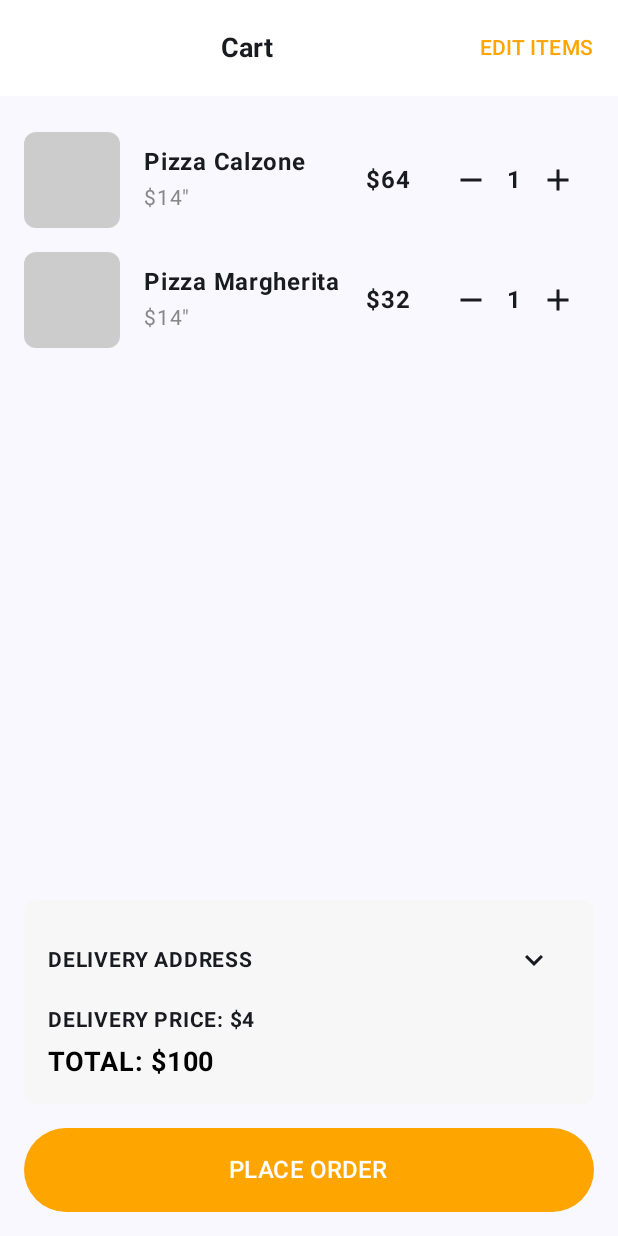
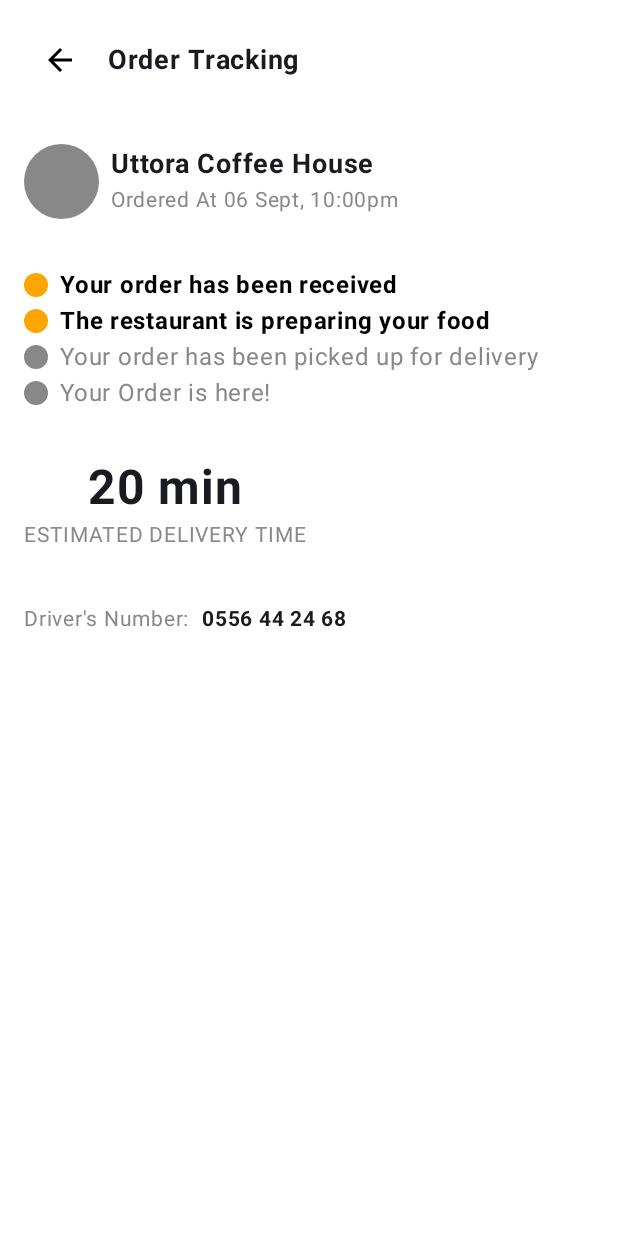
Before and after one commit to chemsou7876/Projet_TDM_frontend, an Android app built with Jetpack Compose: the screen it shows after launch (MainActivity), on a phone screen of 412 x 824 dp. Run offline under Robolectric (Android 15) with nearby library versions, the phone set to English and light mode, and no system bars.

Commit message:
Tracking almost done

```diff
--- a/app/build.gradle.kts
+++ b/app/build.gradle.kts
@@ -50,9 +50,10 @@ android {
 }
 
 dependencies {
-
+    implementation ("androidx.compose.material:material:1.x.x")
+    implementation ("androidx.compose.ui:ui-tooling:1.x.x")
+    implementation ("androidx.compose.ui:ui-tooling-preview:1.x.x")
     implementation ("androidx.compose.material:material-icons-extended:1.5.1")
-
     implementation(libs.androidx.core.ktx)
     implementation(libs.androidx.lifecycle.runtime.ktx)
     implementation(libs.androidx.activity.compose)
--- a/app/src/main/java/com/example/projet_tdm/MainActivity.kt
+++ b/app/src/main/java/com/example/projet_tdm/MainActivity.kt
@@ -9,25 +9,25 @@ import androidx.compose.material3.Scaffold
 import androidx.compose.runtime.Composable
 import androidx.compose.ui.Modifier
 import com.example.projet_tdm.ui.theme.Projet_TDMTheme
-import com.example.projet_tdm.ui.theme.Cart.MyCart
-
+import com.example.projet_tdm.ui.theme.Tracking.MyTracking
 
 class MainActivity : ComponentActivity() {
     override fun onCreate(savedInstanceState: Bundle?) {
         super.onCreate(savedInstanceState)
         setContent {
             Projet_TDMTheme {
-                Scaffold(modifier = Modifier.fillMaxSize()) { innerPadding ->
-                    MyCartScreen(
-                        modifier = Modifier.padding(innerPadding)
-                    )
-                }
+                MyTrackingScreen()
             }
         }
     }
 }
 
 @Composable
-fun MyCartScreen(modifier: Modifier = Modifier) {
-    MyCart()
+fun MyTrackingScreen() {
+    Scaffold(modifier = Modifier.fillMaxSize()) { padding ->
+        MyTracking(
+            modifier = Modifier.padding(padding),
+            onBackClick = { /* Logic for back navigation, e.g., finish() or navigation controller */ }
+        )
+    }
 }
--- /dev/null
+++ b/app/src/main/java/com/example/projet_tdm/ui/theme/Tracking/MyTracking.kt
@@ -0,0 +1,147 @@
+package com.example.projet_tdm.ui.theme.Tracking
+
+import androidx.compose.foundation.background
+import androidx.compose.foundation.layout.*
+import androidx.compose.foundation.shape.CircleShape
+import androidx.compose.material3.Icon
+import androidx.compose.material3.IconButton
+import androidx.compose.material3.Scaffold
+import androidx.compose.material3.Text
+import androidx.compose.material.icons.Icons
+import androidx.compose.material.icons.filled.ArrowBack
+import androidx.compose.runtime.Composable
+import androidx.compose.ui.Alignment
+import androidx.compose.ui.Modifier
+import androidx.compose.ui.graphics.Color
+import androidx.compose.ui.text.font.FontWeight
+import androidx.compose.ui.unit.dp
+import androidx.compose.ui.unit.sp
+
+@Composable
+fun MyTracking(modifier: Modifier = Modifier, onBackClick: () -> Unit) {
+    Scaffold(
+        topBar = {
+            Row(
+                modifier = Modifier
+                    .fillMaxWidth()
+                    .padding(16.dp),
+                verticalAlignment = Alignment.CenterVertically
+            ) {
+                IconButton(onClick = onBackClick) {
+                    Icon(
+                        imageVector = Icons.Default.ArrowBack,
+                        contentDescription = "Back",
+                        tint = Color.Black
+                    )
+                }
+                Text(
+                    text = "Order Tracking",
+                    fontSize = 18.sp,
+                    fontWeight = FontWeight.Bold,
+                    modifier = Modifier.padding(start = 8.dp)
+                )
+            }
+        },
+        modifier = modifier
+    ) { paddingValues ->
+        Column(
+            modifier = Modifier
+                .fillMaxSize()
+                .background(Color.White)
+                .padding(paddingValues)
+                .padding(16.dp)
+        ) {
+            // Restaurant Info
+            RestaurantInfo()
+
+            Spacer(modifier = Modifier.height(32.dp))
+
+            // Order Status
+            Column {
+                StatusItem("Your order has been received", isActive = true)
+                StatusItem("The restaurant is preparing your food", isActive = true)
+                StatusItem("Your order has been picked up for delivery", isActive = false)
+                StatusItem("Your Order is here!", isActive = false)
+            }
+
+            Spacer(modifier = Modifier.height(32.dp))
+
+            // Estimated Delivery Time
+            EstimatedDeliveryTime()
+
+            Spacer(modifier = Modifier.height(32.dp))
+
+            // Driver Info
+            DriverInfo()
+        }
+    }
+}
+
+@Composable
+fun RestaurantInfo() {
+    Row(verticalAlignment = Alignment.CenterVertically) {
+        Box(
+            modifier = Modifier
+                .size(50.dp)
+                .background(Color.Gray, shape = CircleShape)
+        )
+        Spacer(modifier = Modifier.width(8.dp))
+        Column {
+            Text("Uttora Coffee House", fontWeight = FontWeight.Bold, fontSize = 18.sp)
+            Text("Ordered At 06 Sept, 10:00pm", color = Color.Gray, fontSize = 14.sp)
+        }
+    }
+}
+
+@Composable
+fun StatusItem(text: String, isActive: Boolean) {
+    Row(verticalAlignment = Alignment.CenterVertically) {
+        Box(
+            modifier = Modifier
+                .size(16.dp)
+                .background(
+                    color = if (isActive) Color(0xFFFFA500) else Color.Gray,
+                    shape = CircleShape
+                )
+        )
+        Spacer(modifier = Modifier.width(8.dp))
+        Text(
+            text = text,
+            color = if (isActive) Color.Black else Color.Gray,
+            fontWeight = if (isActive) FontWeight.Bold else FontWeight.Normal
+        )
+    }
+}
+
+@Composable
+fun EstimatedDeliveryTime() {
+    Column(horizontalAlignment = Alignment.CenterHorizontally) {
+        Text(
+            text = "20 min",
+            fontSize = 32.sp,
+            fontWeight = FontWeight.Bold
+        )
+        Text(
+            text = "ESTIMATED DELIVERY TIME",
+            fontSize = 14.sp,
+            color = Color.Gray
+        )
+    }
+}
+
+@Composable
+fun DriverInfo() {
+    Row(verticalAlignment = Alignment.CenterVertically) {
+        Text(
+            text = "Driver's Number:",
+            fontSize = 14.sp,
+            color = Color.Gray
+        )
+        Spacer(modifier = Modifier.width(8.dp))
+        Text(
+            text = "0556 44 24 68",
+            fontSize = 14.sp,
+            fontWeight = FontWeight.Bold
+        )
+    }
+}
```
